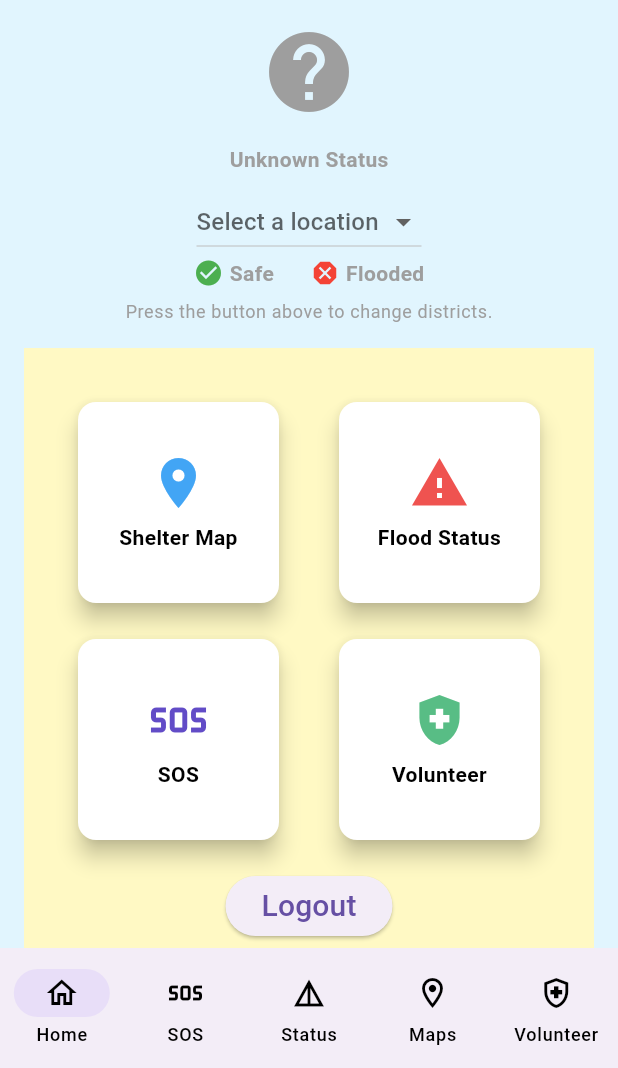
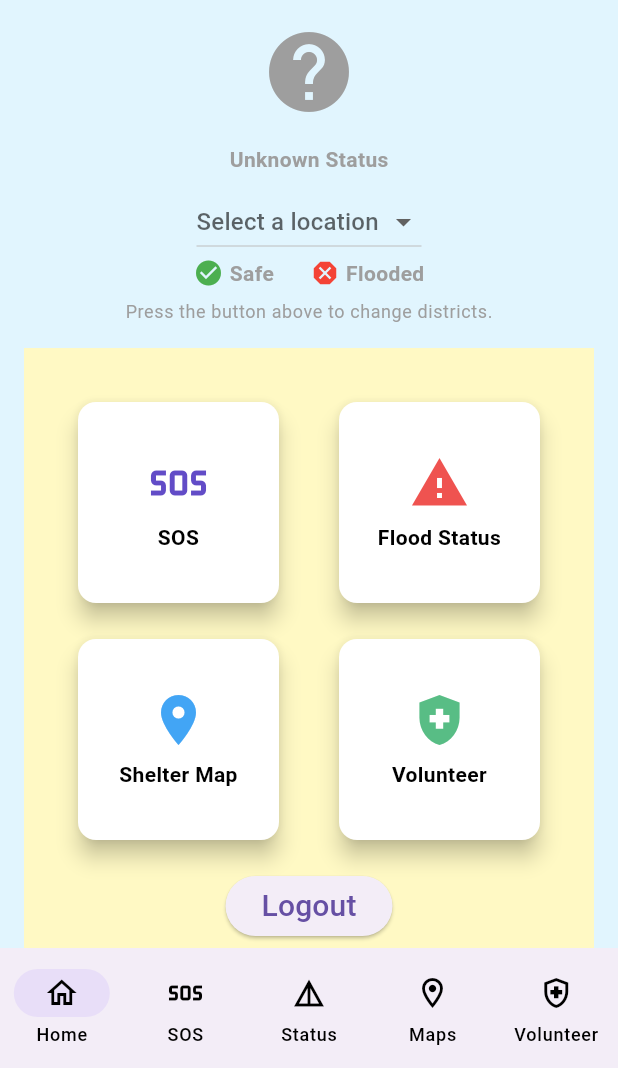
Before and after one commit to TXY05/FloodAid-Flutter, a Flutter app: the screen it shows after launch, on a phone screen of 412 x 824 dp, the part 168-1236 px from its top. Run offline on Flutter 3.47's test engine with Material 3 defaults, Android fonts, the phone set to English and light mode, and no system bars; our stand-ins replace firebase_core, firebase_database, shared_preferences; accounts and stored records are empty.

Commit message:
Update dashboard grid

```diff
--- a/lib/screen/dashboard.dart
+++ b/lib/screen/dashboard.dart
@@ -248,9 +248,9 @@ class _FloodStatusHeaderState extends State<FloodStatusHeader> {
                 physics: const NeverScrollableScrollPhysics(),
                 children: [
                   FeatureCard(
-                    title: 'Shelter Map',
-                    icon: Icons.place,
-                    color: Color(0xFF42A5F5),
+                    title: 'SOS',
+                    icon: Icons.sos_outlined,
+                    color: Color(0xFF624CC7),
                     size: 60,
                     onClick: () {
                       widget.onNavigateToTab(1);
@@ -266,9 +266,9 @@ class _FloodStatusHeaderState extends State<FloodStatusHeader> {
                     },
                   ),
                   FeatureCard(
-                    title: 'SOS',
-                    icon: Icons.sos_outlined,
-                    color: Color(0xFF624CC7),
+                    title: 'Shelter Map',
+                    icon: Icons.place,
+                    color: Color(0xFF42A5F5),
                     size: 60,
                     onClick: () {
                       widget.onNavigateToTab(3);
--- a/lib/services/data_services.dart
+++ b/lib/services/data_services.dart
@@ -1,15 +1,13 @@
 import 'dart:convert';
-
 import 'package:firebase_core/firebase_core.dart';
 import 'package:firebase_database/firebase_database.dart';
+import 'package:floodaid_flutter/model/status.dart';
 import 'package:shared_preferences/shared_preferences.dart';
 
-import '../model/status.dart';
 
 class FloodDataService {
   static const String _storageKey = 'flood_status_data';
 
-  // Firebase Realtime Database → Local storage
   static Future<void> fetchAndSave() async {
 
     final database = FirebaseDatabase.instanceFor(
```
Also changed, not shown: firebase.json (added), lib/firebase_options.dart (added), 1 other file.
